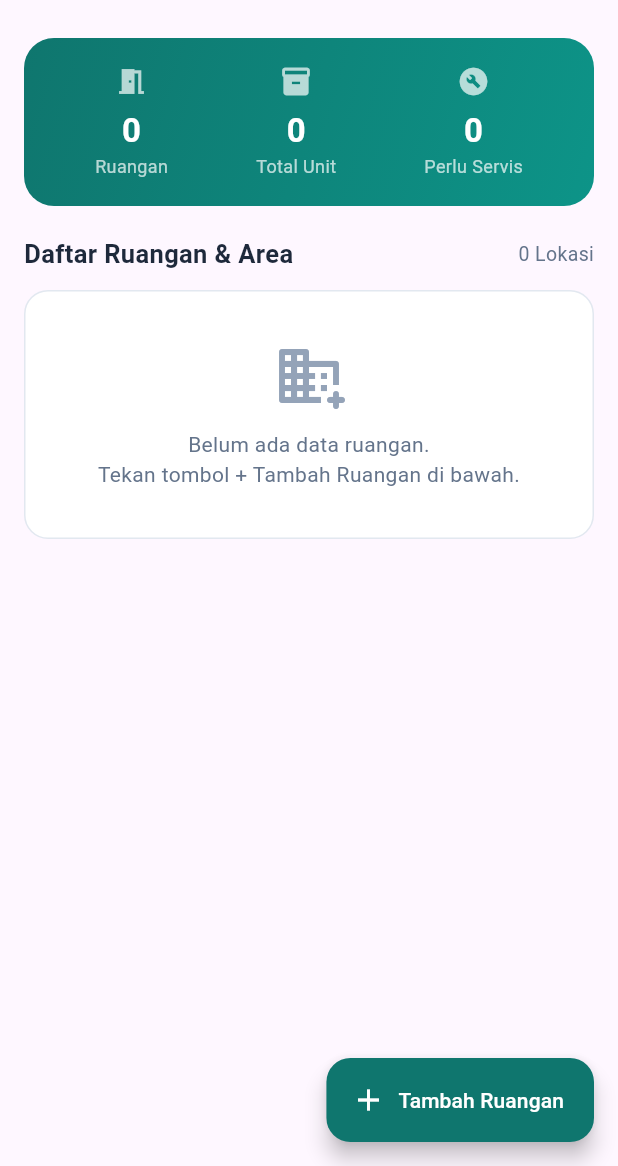
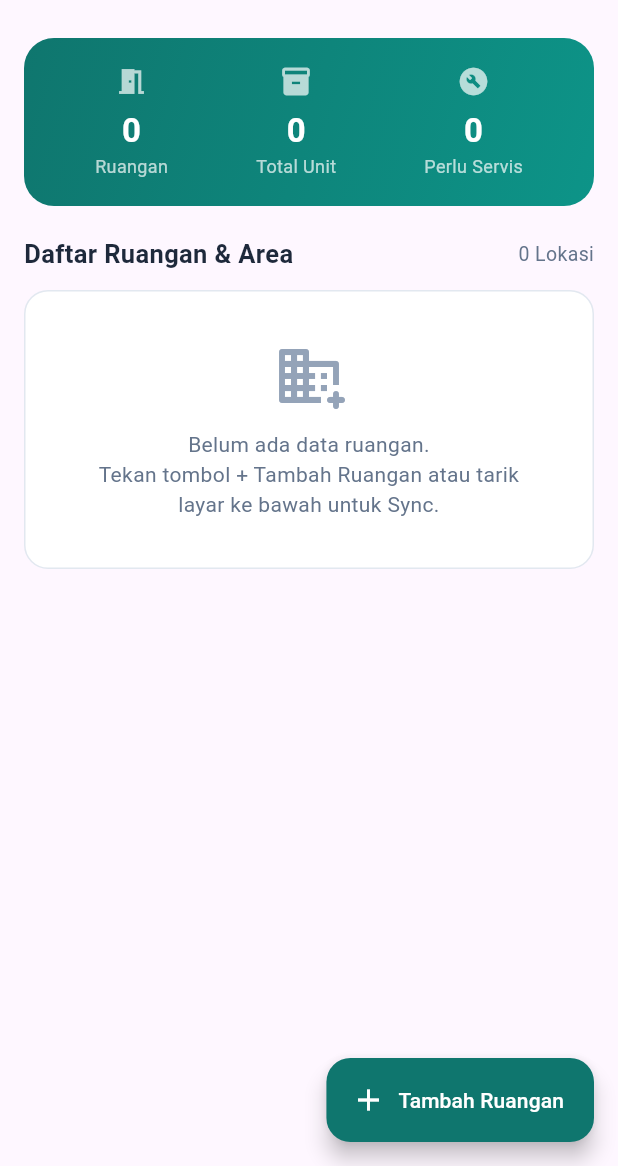
Before and after one commit to nkmn784/sarpras_asramaf, a Flutter app: the screen it shows after launch, on a phone screen of 412 x 824 dp, the part 70-1236 px from its top. Run offline on Flutter 3.47's test engine with Material 3 defaults, Android fonts, the phone set to English and light mode, and no system bars; our stand-ins replace cloud_firestore, firebase_core, image_picker, sqflite; accounts and stored records are empty.

Commit message:
singkronisasi dua arah

```diff
--- a/lib/services/sync_service.dart
+++ b/lib/services/sync_service.dart
@@ -1,6 +1,7 @@
 import 'dart:io';
 
 import 'package:cloud_firestore/cloud_firestore.dart';
+import 'package:sqflite/sqflite.dart';
 
 import '../database/database_helper.dart';
 import 'cloudinary_service.dart';
@@ -11,8 +12,21 @@ class SyncService {
 
   static Future<void> syncSemuaData() async {
     final db = await dbHelper.database;
+    await _syncUp(db);
+    await _syncDown(db);
+  }
 
-    // 1. SYNC LOKASI
+  static Future<void> hapusDokumenCloud(String koleksi, String id) async {
+    try {
+      await _firestore.collection(koleksi).doc(id).delete();
+    } catch (e) {
+      print('Gagal hapus dokumen Cloud ($koleksi): $e');
+    }
+  }
+
+  // ================= 1. KIRIM DATA LOKAL KE CLOUD (SYNC UP) =================
+  static Future<void> _syncUp(Database db) async {
+    // 1. LOKASI
     final unsyncedLokasi = await db.query(
       'lokasi',
       where: 'is_synced = ?',
@@ -33,11 +47,11 @@ class SyncService {
           whereArgs: [map['id']],
         );
       } catch (e) {
-        print('Gagal sync Lokasi: $e');
+        print('Gagal sync up Lokasi: $e');
       }
     }
 
-    // 2. SYNC ITEM INVENTARIS
+    // 2. ITEM INVENTARIS
     final unsyncedItem = await db.query(
       'item_inventaris',
       where: 'is_synced = ?',
@@ -66,11 +80,11 @@ class SyncService {
           whereArgs: [map['id']],
         );
       } catch (e) {
-        print('Gagal sync Item Inventaris: $e');
+        print('Gagal sync up Item Inventaris: $e');
       }
     }
 
-    // 3. SYNC INSPEKSI RUANGAN & DETAIL BARANG
+    // 3. INSPEKSI RUANGAN & DETAIL BARANG
     final unsyncedInspeksi = await db.query(
       'inspeksi',
       where: 'is_synced = ?',
@@ -100,11 +114,11 @@ class SyncService {
           whereArgs: [map['id']],
         );
       } catch (e) {
-        print('Gagal sync Inspeksi: $e');
+        print('Gagal sync up Inspeksi: $e');
       }
     }
 
-    // 4. SYNC BUKU PEMINJAMAN
+    // 4. BUKU PEMINJAMAN
     final unsyncedPinjam = await db.query(
       'peminjaman',
       where: 'is_synced = ?',
@@ -139,11 +153,11 @@ class SyncService {
           whereArgs: [map['id']],
         );
       } catch (e) {
-        print('Gagal sync Peminjaman: $e');
+        print('Gagal sync up Peminjaman: $e');
       }
     }
 
-    // 5. SYNC LAPORAN KERUSAKAN & USULAN WARGA
+    // 5. LAPORAN KERUSAKAN & USULAN WARGA
     final unsyncedLaporan = await db.query(
       'laporan_warga',
       where: 'is_synced = ?',
@@ -182,8 +196,156 @@ class SyncService {
           whereArgs: [map['id']],
         );
       } catch (e) {
-        print('Gagal sync Laporan Warga: $e');
+        print('Gagal sync up Laporan Warga: $e');
       }
     }
   }
+
+  // ================= 2. TARIK DATA CLOUD KE LOKAL (SYNC DOWN) =================
+  static Future<bool> _punyaPerubahanLokal(
+    Database db,
+    String tabel,
+    String id,
+  ) async {
+    final cek = await db.query(
+      tabel,
+      columns: ['is_synced'],
+      where: 'id = ?',
+      whereArgs: [id],
+    );
+    if (cek.isEmpty) return false;
+    return (cek.first['is_synced'] as int?) == 0;
+  }
+
+  static Future<void> _syncDown(Database db) async {
+    // 1. TARIK LOKASI
+    try {
+      final snapLokasi = await _firestore.collection('lokasi').get();
+      for (var doc in snapLokasi.docs) {
+        if (await _punyaPerubahanLokal(db, 'lokasi', doc.id)) continue;
+        final d = doc.data();
+        await db.insert('lokasi', {
+          'id': doc.id,
+          'kode_ruangan': (d['kode_ruangan'] ?? 'RNG-00').toString(),
+          'nama_lokasi': (d['nama_lokasi'] ?? '').toString(),
+          'penanggung_jawab': d['penanggung_jawab']?.toString(),
+          'is_synced': 1,
+        }, conflictAlgorithm: ConflictAlgorithm.replace);
+      }
+    } catch (e) {
+      print('Gagal sync down Lokasi: $e');
+    }
+
+    // 2. TARIK ITEM INVENTARIS
+    try {
+      final snapItem = await _firestore.collection('item_inventaris').get();
+      for (var doc in snapItem.docs) {
+        if (await _punyaPerubahanLokal(db, 'item_inventaris', doc.id)) continue;
+        final d = doc.data();
+        await db.insert('item_inventaris', {
+          'id': doc.id,
+          'id_lokasi': (d['id_lokasi'] ?? '').toString(),
+          'kode_unik': (d['kode_unik'] ?? 'ITM-000').toString(),
+          'nama_barang': (d['nama_barang'] ?? '').toString(),
+          'kategori': (d['kategori'] ?? 'Peralatan').toString(),
+          'merek': d['merek']?.toString(),
+          'jumlah': (d['jumlah'] as num?)?.toInt() ?? 1,
+          'kondisi': (d['kondisi'] ?? 'Baik').toString(),
+          'keterangan': d['keterangan']?.toString(),
+          'is_synced': 1,
+        }, conflictAlgorithm: ConflictAlgorithm.replace);
+      }
+    } catch (e) {
+      print('Gagal sync down Item Inventaris: $e');
+    }
+
+    // 3. TARIK INSPEKSI & DETAIL
+    try {
+      final snapInspeksi = await _firestore.collection('inspeksi').get();
+      for (var doc in snapInspeksi.docs) {
+        if (await _punyaPerubahanLokal(db, 'inspeksi', doc.id)) continue;
+        final d = doc.data();
+        await db.insert('inspeksi', {
+          'id': doc.id,
+          'id_lokasi': (d['id_lokasi'] ?? '').toString(),
+          'nama_lokasi': (d['nama_lokasi'] ?? '').toString(),
+          'tanggal': (d['tanggal'] ?? '').toString(),
+          'petugas': (d['petugas'] ?? '').toString(),
+          'kondisi_ruangan': (d['kondisi_ruangan'] ?? 'Bersih & Baik')
+              .toString(),
+          'catatan': d['catatan']?.toString(),
+          'is_synced': 1,
+        }, conflictAlgorithm: ConflictAlgorithm.replace);
+
+        final rawDetails = d['detail_barang'];
+        if (rawDetails is List) {
+          for (var item in rawDetails) {
+            if (item is Map) {
+              await db.insert('inspeksi_detail', {
+                'id': (item['id'] ?? '').toString(),
+                'id_inspeksi': doc.id,
+                'id_item': (item['id_item'] ?? '').toString(),
+                'kode_unik': (item['kode_unik'] ?? '').toString(),
+                'nama_barang': (item['nama_barang'] ?? '').toString(),
+                'kondisi_hasil': (item['kondisi_hasil'] ?? 'Baik').toString(),
+                'catatan': item['catatan']?.toString(),
+              }, conflictAlgorithm: ConflictAlgorithm.replace);
+            }
+          }
+        }
+      }
+    } catch (e) {
+      print('Gagal sync down Inspeksi: $e');
+    }
+
+    // 4. TARIK PEMINJAMAN
+    try {
+      final snapPinjam = await _firestore.collection('peminjaman').get();
+      for (var doc in snapPinjam.docs) {
+        if (await _punyaPerubahanLokal(db, 'peminjaman', doc.id)) continue;
+        final d = doc.data();
+        await db.insert('peminjaman', {
+          'id': doc.id,
+          'nama_santri': (d['nama_santri'] ?? '').toString(),
+          'kamar_santri': d['kamar_santri']?.toString(),
+          'kode_unik': d['kode_unik']?.toString(),
+          'nama_barang': (d['nama_barang'] ?? '').toString(),
+          'tanggal_pinjam': (d['tanggal_pinjam'] ?? '').toString(),
+          'batas_kembali': d['batas_kembali']?.toString(),
+          'jaminan_ekp': (d['jaminan_ekp'] ?? '').toString(),
+          'status': (d['status'] ?? 'Dipinjam').toString(),
+          'is_synced': 1,
+        }, conflictAlgorithm: ConflictAlgorithm.replace);
+      }
+    } catch (e) {
+      print('Gagal sync down Peminjaman: $e');
+    }
+
+    // 5. TARIK LAPORAN WARGA
+    try {
+      final snapLaporan = await _firestore.collection('laporan_warga').get();
+      for (var doc in snapLaporan.docs) {
+        if (await _punyaPerubahanLokal(db, 'laporan_warga', doc.id)) continue;
+        final d = doc.data();
+        await db.insert('laporan_warga', {
+          'id': doc.id,
+          'jenis_laporan': (d['jenis_laporan'] ?? 'Laporan Kerusakan')
+              .toString(),
+          'nama_pelapor': (d['nama_pelapor'] ?? '').toString(),
+          'peran_pelapor': (d['peran_pelapor'] ?? '').toString(),
+          'nama_lokasi': (d['nama_lokasi'] ?? '').toString(),
+          'nama_barang': (d['nama_barang'] ?? '').toString(),
+          'jumlah': (d['jumlah'] as num?)?.toInt() ?? 1,
+          'deskripsi': (d['deskripsi'] ?? '').toString(),
+          'foto_bukti': d['foto_bukti']?.toString(),
+          'tanggal_lapor': (d['tanggal_lapor'] ?? '').toString(),
+          'status': (d['status'] ?? 'Menunggu').toString(),
+          'tanggapan_sarpras': d['tanggapan_sarpras']?.toString(),
+          'is_synced': 1,
+        }, conflictAlgorithm: ConflictAlgorithm.replace);
+      }
+    } catch (e) {
+      print('Gagal sync down Laporan Warga: $e');
+    }
+  }
 }
--- a/lib/views/home_page.dart
+++ b/lib/views/home_page.dart
@@ -29,6 +29,7 @@ class _HomePageState extends State<HomePage> {
   void initState() {
     super.initState();
     _refreshData();
+    _jalankanSync(senyap: true);
   }
 
   Future<void> _refreshData() async {
@@ -41,15 +42,20 @@ class _HomePageState extends State<HomePage> {
     });
   }
 
-  Future<void> _jalankanSync() async {
+  Future<void> _jalankanSync({bool senyap = false}) async {
+    if (_isSyncing) return;
     setState(() => _isSyncing = true);
     await SyncService.syncSemuaData();
     await _refreshData();
     if (!mounted) return;
     setState(() => _isSyncing = false);
+    if (!senyap) {
       ScaffoldMessenger.of(context).showSnackBar(
-      const SnackBar(content: Text('Sinkronisasi data ke Cloud selesai!')),
+        const SnackBar(
+          content: Text('Data berhasil disinkronkan dengan Cloud!'),
+        ),
       );
+    }
   }
 
   void _tambahLokasi() {
@@ -138,10 +144,9 @@ class _HomePageState extends State<HomePage> {
           ],
         ),
         actions: [
-          if (widget.isAdminSarpras)
           IconButton(
             tooltip: 'Sinkronisasi Cloud',
-              onPressed: _isSyncing ? null : _jalankanSync,
+            onPressed: _isSyncing ? null : () => _jalankanSync(senyap: false),
             icon: _isSyncing
                 ? const SizedBox(
                     width: 20,
@@ -166,7 +171,7 @@ class _HomePageState extends State<HomePage> {
         ],
       ),
       body: RefreshIndicator(
-        onRefresh: _refreshData,
+        onRefresh: () => _jalankanSync(senyap: false),
         child: ListView(
           padding: const EdgeInsets.all(16),
           children: [
@@ -243,8 +248,8 @@ class _HomePageState extends State<HomePage> {
                     const SizedBox(height: 12),
                     Text(
                       widget.isAdminSarpras
-                          ? 'Belum ada data ruangan.\nTekan tombol + Tambah Ruangan di bawah.'
-                          : 'Belum ada data ruangan yang didaftarkan pengurus.',
+                          ? 'Belum ada data ruangan.\nTekan tombol + Tambah Ruangan atau tarik layar ke bawah untuk Sync.'
+                          : 'Belum ada data ruangan.\nTekan ikon awan di kanan atas untuk memuat data terbaru.',
                       textAlign: TextAlign.center,
                       style: const TextStyle(color: Color(0xFF64748B)),
                     ),
@@ -327,8 +332,13 @@ class _HomePageState extends State<HomePage> {
                                   color: Colors.redAccent,
                                 ),
                                 onPressed: () async {
+                                  final idHapus = lokasi.id!;
                                   await DatabaseHelper.instance.deleteLokasi(
-                                    lokasi.id!,
+                                    idHapus,
+                                  );
+                                  await SyncService.hapusDokumenCloud(
+                                    'lokasi',
+                                    idHapus,
                                   );
                                   _refreshData();
                                 },
```
Also changed, not shown: lib/views/pengaduan_page.dart (+47 -5 lines), lib/views/tambah_pengaduan_page.dart (+9 -1 lines). Lines whose indentation alone changed are shown as unchanged.
